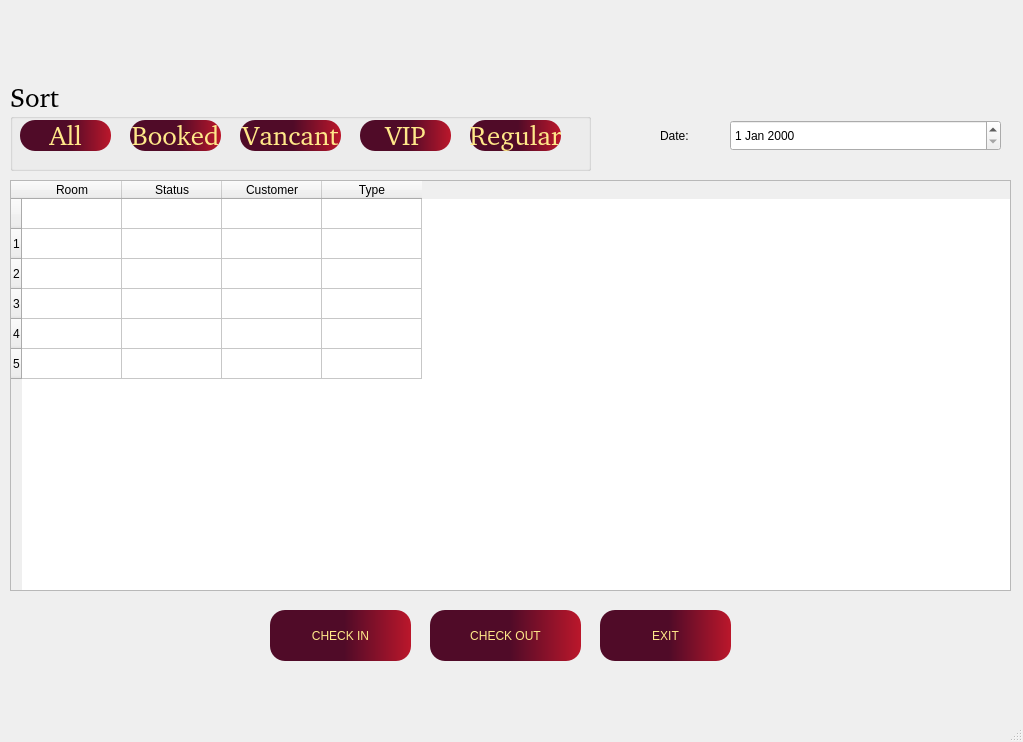
Tranle1509/HotelManagement, file ui/MainWindowRoomManagement.ui: the form before one commit.
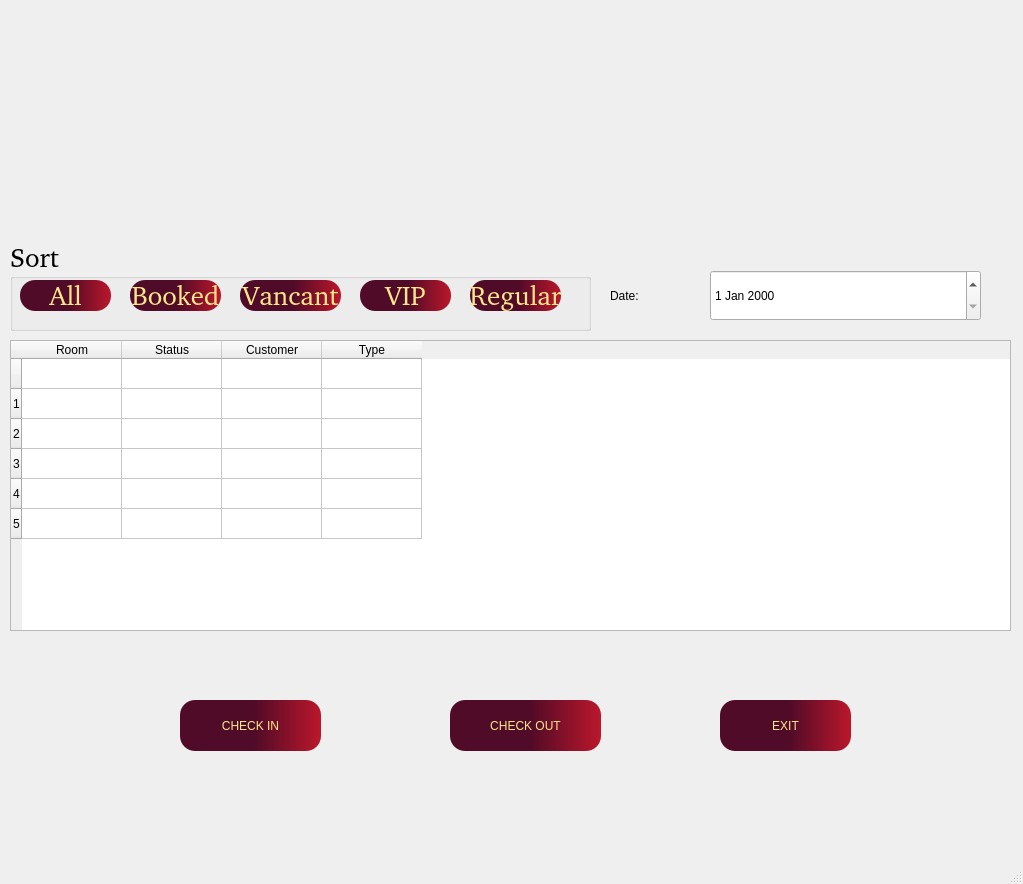
The form after the commit. Icons and pictures are not drawn.

The edit to the form file:
```diff
--- a/ui/MainWindowRoomManagement.ui
+++ b/ui/MainWindowRoomManagement.ui
@@ -7,7 +7,7 @@
     <x>0</x>
     <y>0</y>
     <width>1023</width>
-    <height>742</height>
+    <height>884</height>
    </rect>
   </property>
   <property name="sizePolicy">
@@ -24,9 +24,9 @@
     <property name="geometry">
      <rect>
       <x>10</x>
-      <y>180</y>
+      <y>340</y>
       <width>1001</width>
-      <height>411</height>
+      <height>291</height>
      </rect>
     </property>
     <property name="sizePolicy">
@@ -96,7 +96,7 @@
     <property name="geometry">
      <rect>
       <x>10</x>
-      <y>80</y>
+      <y>240</y>
       <width>581</width>
       <height>91</height>
      </rect>
@@ -213,8 +213,8 @@
    <widget class="QPushButton" name="pushButton_checkin">
     <property name="geometry">
      <rect>
-      <x>270</x>
-      <y>610</y>
+      <x>180</x>
+      <y>700</y>
       <width>141</width>
       <height>51</height>
      </rect>
@@ -243,8 +243,8 @@
    <widget class="QPushButton" name="pushButton_checkout">
     <property name="geometry">
      <rect>
-      <x>430</x>
-      <y>610</y>
+      <x>450</x>
+      <y>700</y>
       <width>151</width>
       <height>51</height>
      </rect>
@@ -273,8 +273,8 @@
    <widget class="QPushButton" name="pushButton_exit">
     <property name="geometry">
      <rect>
-      <x>600</x>
-      <y>610</y>
+      <x>720</x>
+      <y>700</y>
       <width>131</width>
       <height>51</height>
      </rect>
@@ -303,9 +303,9 @@
    <widget class="QLabel" name="label">
     <property name="geometry">
      <rect>
-      <x>660</x>
-      <y>120</y>
-      <width>71</width>
+      <x>610</x>
+      <y>280</y>
+      <width>91</width>
       <height>31</height>
      </rect>
     </property>
@@ -322,13 +322,32 @@
    <widget class="QDateEdit" name="dateEdit_date">
     <property name="geometry">
      <rect>
-      <x>730</x>
-      <y>120</y>
+      <x>710</x>
+      <y>270</y>
       <width>271</width>
-      <height>31</height>
+      <height>51</height>
      </rect>
     </property>
    </widget>
+   <widget class="QLabel" name="label_2">
+    <property name="geometry">
+     <rect>
+      <x>40</x>
+      <y>10</y>
+      <width>951</width>
+      <height>241</height>
+     </rect>
+    </property>
+    <property name="text">
+     <string/>
+    </property>
+    <property name="pixmap">
+     <pixmap>../images/Cover.png</pixmap>
+    </property>
+    <property name="scaledContents">
+     <bool>true</bool>
+    </property>
+   </widget>
   </widget>
   <widget class="QMenuBar" name="menubar">
    <property name="geometry">
```
Left out of the diff: 2 changed lines with no effect on the pictures.
